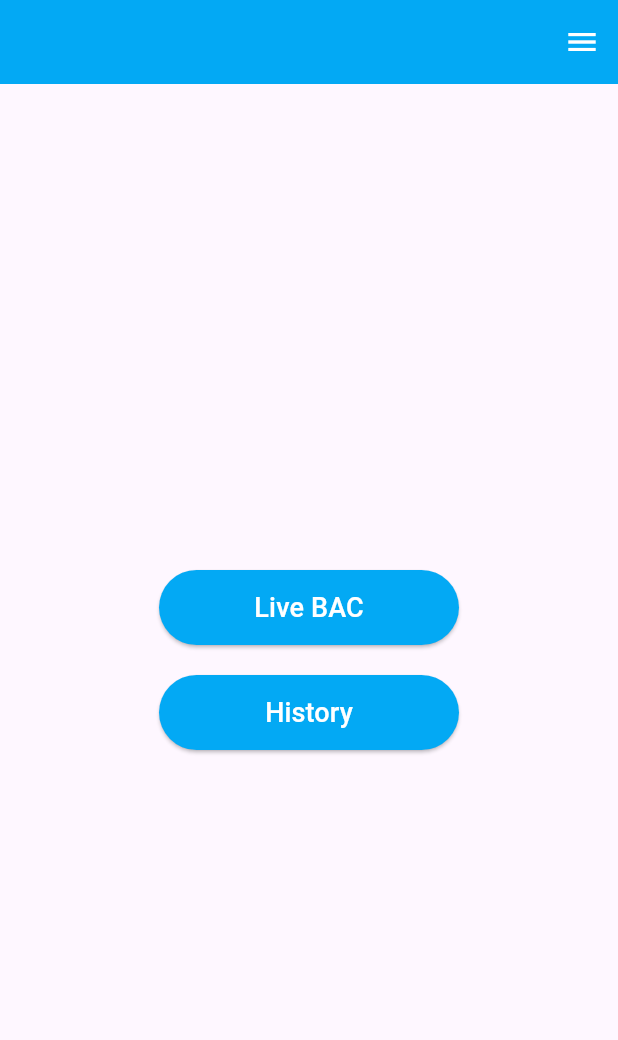
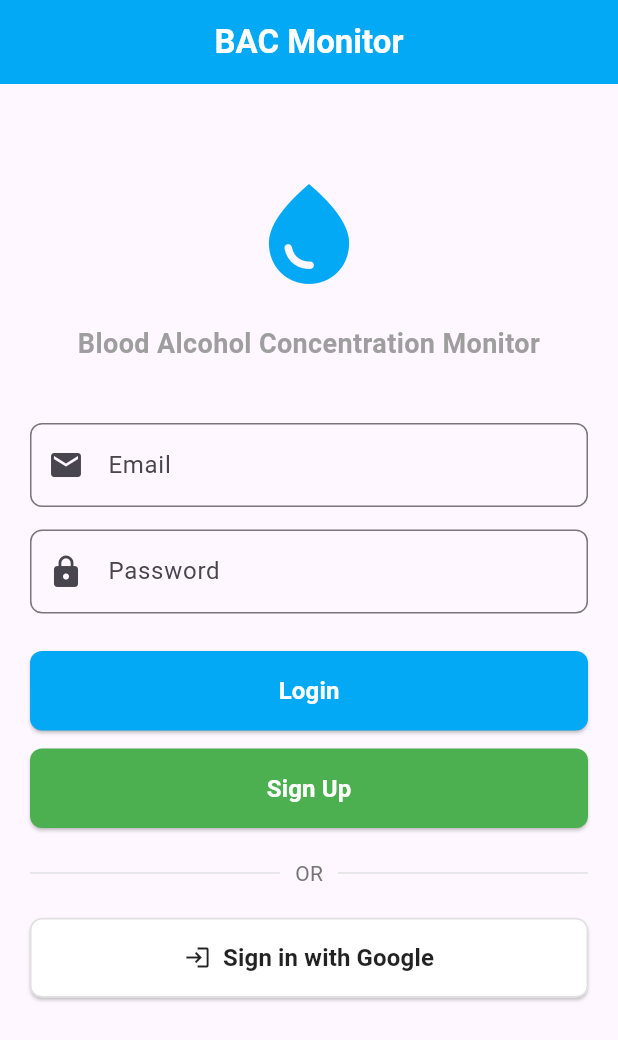
Before and after one commit to UrielAngeles09/BAC-Monitor, a Flutter app: the screen it shows after launch, on a phone screen of 412 x 824 dp. Shown: the top 1040 px of the screen. Run offline on Flutter 3.47's test engine with Material 3 defaults, Android fonts, the light colour scheme and no system bars; our stand-ins replace firebase_auth, firebase_core, flutter_blue_plus, google_sign_in, permission_handler, shared_preferences; accounts and stored records are empty.

Commit message:
Implementetion of the User Authentication

```diff
--- a/bac_monitor/lib/main.dart
+++ b/bac_monitor/lib/main.dart
@@ -1,7 +1,20 @@
 import 'package:flutter/material.dart';
 import 'package:bac_monitor/screens/splash_screen.dart';
+import 'package:firebase_core/firebase_core.dart';
 
-void main() {
+void main() async {
+  WidgetsFlutterBinding.ensureInitialized();
+  await Firebase.initializeApp(
+    options: const FirebaseOptions(
+      apiKey: "AIzaSyCvx_Nq7UBrmhGqSO0a8BwATOqu4URHTnA",
+      authDomain: "bac-monitor-9e9a4.firebaseapp.com",
+      projectId: "bac-monitor-9e9a4",
+      storageBucket: "bac-monitor-9e9a4.firebasestorage.app",
+      messagingSenderId: "361905360400",
+      appId: "1:361905360400:web:44dff46e0f1f52b98dc495",
+      measurementId: "G-NK37TX25GB"
+    ),
+  );
   runApp(const MyApp());
 }
 
--- a/bac_monitor/lib/screens/live_bac_screen.dart
+++ b/bac_monitor/lib/screens/live_bac_screen.dart
@@ -99,6 +99,7 @@ class _LiveBACScreenState extends State<LiveBACScreen> {
         centerTitle: true,
         title: const Text("Live BAC",
             style: TextStyle(color: Colors.white, fontWeight: FontWeight.bold)),
+            iconTheme: const IconThemeData(color: Colors.white),
       ),
       body: Column(
         children: [
--- /dev/null
+++ b/bac_monitor/lib/screens/login_screen.dart
@@ -0,0 +1,341 @@
+import 'package:flutter/material.dart';
+import 'home_screen.dart';
+import 'package:bac_monitor/services/auth_service.dart';
+
+class LoginScreen extends StatefulWidget {
+  const LoginScreen({super.key});
+
+  @override
+  State<LoginScreen> createState() => _LoginScreenState();
+}
+
+class _LoginScreenState extends State<LoginScreen> {
+  final emailController = TextEditingController();
+  final passwordController = TextEditingController();
+  final AuthService auth = AuthService();
+
+  bool isLoading = false;
+  bool isGoogleLoading = false;
+
+  @override
+  void dispose() {
+    emailController.dispose();
+    passwordController.dispose();
+    super.dispose();
+  }
+
+  void _showErrorSnackBar(String message) {
+    ScaffoldMessenger.of(context).showSnackBar(
+      SnackBar(
+        content: Text(message),
+        backgroundColor: Colors.red,
+        duration: const Duration(seconds: 4),
+      ),
+    );
+  }
+
+  void _showSuccessSnackBar(String message) {
+    ScaffoldMessenger.of(context).showSnackBar(
+      SnackBar(
+        content: Text(message),
+        backgroundColor: Colors.green,
+        duration: const Duration(seconds: 2),
+      ),
+    );
+  }
+
+  void login() async {
+    if (emailController.text.trim().isEmpty || passwordController.text.trim().isEmpty) {
+      _showErrorSnackBar("Please enter both email and password");
+      return;
+    }
+
+    setState(() => isLoading = true);
+
+    try {
+      final user = await auth.signIn(
+        emailController.text.trim(),
+        passwordController.text.trim(),
+      );
+
+      if (user != null) {
+        print("LOGIN SUCCESS: ${user.email}");
+        _showSuccessSnackBar("Login successful!");
+
+        Navigator.pushReplacement(
+          context,
+          MaterialPageRoute(builder: (_) => const HomeScreen()),
+        );
+      }
+    } catch (e) {
+      print("LOGIN ERROR: $e");
+      _showErrorSnackBar("Login failed: ${e.toString()}");
+    } finally {
+      setState(() => isLoading = false);
+    }
+  }
+
+  void signUp() async {
+    if (emailController.text.trim().isEmpty || passwordController.text.trim().isEmpty) {
+      _showErrorSnackBar("Please enter both email and password");
+      return;
+    }
+
+    if (passwordController.text.trim().length < 6) {
+      _showErrorSnackBar("Password must be at least 6 characters");
+      return;
+    }
+
+    setState(() => isLoading = true);
+
+    try {
+      final user = await auth.signUp(
+        emailController.text.trim(),
+        passwordController.text.trim(),
+      );
+
+      if (user != null) {
+        print("SIGNUP SUCCESS: ${user.email}");
+        _showSuccessSnackBar("Sign up successful! Welcome!");
+
+        Navigator.pushReplacement(
+          context,
+          MaterialPageRoute(builder: (_) => const HomeScreen()),
+        );
+      }
+    } catch (e) {
+      print("SIGNUP ERROR: $e");
+      _showErrorSnackBar("Sign up failed: ${e.toString()}");
+    } finally {
+      setState(() => isLoading = false);
+    }
+  }
+
+  void loginWithGoogle() async {
+    setState(() => isGoogleLoading = true);
+
+    try {
+      print("Google Sign In button pressed");
+      final user = await auth.signInWithGoogle();
+
+      if (user != null) {
+        print("GOOGLE LOGIN SUCCESS: ${user.email}");
+        _showSuccessSnackBar("Google login successful!");
+
+        Navigator.pushReplacement(
+          context,
+          MaterialPageRoute(builder: (_) => const HomeScreen()),
+        );
+      } else {
+        print("Google sign in was cancelled");
+        _showErrorSnackBar("Google sign in was cancelled");
+      }
+    } catch (e) {
+      print("GOOGLE LOGIN ERROR: $e");
+      _showErrorSnackBar("Google sign in failed: ${e.toString()}");
+    } finally {
+      setState(() => isGoogleLoading = false);
+    }
+  }
+
+  @override
+  Widget build(BuildContext context) {
+    return Scaffold(
+      appBar: AppBar(
+        backgroundColor: Colors.lightBlue,
+        centerTitle: true,
+        title: const Text(
+          "BAC Monitor",
+          style: TextStyle(
+            color: Colors.white,
+            fontWeight: FontWeight.bold,
+          ),
+        ),
+        elevation: 0,
+      ),
+      body: SingleChildScrollView(
+        child: Padding(
+          padding: const EdgeInsets.all(20),
+          child: Column(
+            mainAxisAlignment: MainAxisAlignment.center,
+            crossAxisAlignment: CrossAxisAlignment.stretch,
+            children: [
+              const SizedBox(height: 40),
+
+              // 🔹 APP LOGO
+              Icon(
+                Icons.water_drop,
+                size: 80,
+                color: Colors.lightBlue,
+              ),
+
+              const SizedBox(height: 20),
+
+              // 🔹 TITLE
+              const Text(
+                "Blood Alcohol Concentration Monitor",
+                textAlign: TextAlign.center,
+                style: TextStyle(
+                  fontSize: 18,
+                  fontWeight: FontWeight.bold,
+                  color: Colors.grey,
+                ),
+              ),
+
+              const SizedBox(height: 40),
+
+              // 🔹 EMAIL INPUT
+              TextField(
+                controller: emailController,
+                enabled: !isLoading && !isGoogleLoading,
+                decoration: InputDecoration(
+                  labelText: "Email",
+                  hintText: "Enter your email",
+                  border: OutlineInputBorder(
+                    borderRadius: BorderRadius.circular(8),
+                  ),
+                  prefixIcon: const Icon(Icons.email),
+                ),
+                keyboardType: TextInputType.emailAddress,
+              ),
+
+              const SizedBox(height: 15),
+
+              // 🔹 PASSWORD INPUT
+              TextField(
+                controller: passwordController,
+                enabled: !isLoading && !isGoogleLoading,
+                decoration: InputDecoration(
+                  labelText: "Password",
+                  hintText: "Enter your password",
+                  border: OutlineInputBorder(
+                    borderRadius: BorderRadius.circular(8),
+                  ),
+                  prefixIcon: const Icon(Icons.lock),
+                ),
+                obscureText: true,
+              ),
+
+              const SizedBox(height: 25),
+
+              // 🔐 LOGIN BUTTON
+              ElevatedButton(
+                onPressed: isLoading || isGoogleLoading ? null : login,
+                style: ElevatedButton.styleFrom(
+                  backgroundColor: Colors.lightBlue,
+                  disabledBackgroundColor: Colors.grey,
+                  padding: const EdgeInsets.symmetric(vertical: 15),
+                  shape: RoundedRectangleBorder(
+                    borderRadius: BorderRadius.circular(8),
+                  ),
+                ),
+                child: isLoading
+                    ? const SizedBox(
+                        height: 20,
+                        width: 20,
+                        child: CircularProgressIndicator(
+                          strokeWidth: 2,
+                          valueColor: AlwaysStoppedAnimation<Color>(Colors.white),
+                        ),
+                      )
+                    : const Text(
+                        "Login",
+                        style: TextStyle(
+                          fontSize: 16,
+                          fontWeight: FontWeight.bold,
+                          color: Colors.white,
+                        ),
+                      ),
+              ),
+
+              const SizedBox(height: 12),
+
+              // 🆕 SIGN UP BUTTON
+              ElevatedButton(
+                onPressed: isLoading || isGoogleLoading ? null : signUp,
+                style: ElevatedButton.styleFrom(
+                  backgroundColor: Colors.green,
+                  disabledBackgroundColor: Colors.grey,
+                  padding: const EdgeInsets.symmetric(vertical: 15),
+                  shape: RoundedRectangleBorder(
+                    borderRadius: BorderRadius.circular(8),
+                  ),
+                ),
+                child: isLoading
+                    ? const SizedBox(
+                        height: 20,
+                        width: 20,
+                        child: CircularProgressIndicator(
+                          strokeWidth: 2,
+                          valueColor: AlwaysStoppedAnimation<Color>(Colors.white),
+                        ),
+                      )
+                    : const Text(
+                        "Sign Up",
+                        style: TextStyle(
+                          fontSize: 16,
+                          fontWeight: FontWeight.bold,
+                          color: Colors.white,
+                        ),
+                      ),
+              ),
+
+              const SizedBox(height: 20),
+
+              // 🔹 DIVIDER
+              Row(
+                children: [
+                  Expanded(child: Divider(color: Colors.grey.shade300)),
+                  Padding(
+                    padding: const EdgeInsets.symmetric(horizontal: 10),
+                    child: Text(
+                      "OR",
+                      style: TextStyle(color: Colors.grey.shade600),
+                    ),
+                  ),
+                  Expanded(child: Divider(color: Colors.grey.shade300)),
+                ],
+              ),
+
+              const SizedBox(height: 20),
+
+              // 🔵 GOOGLE LOGIN BUTTON
+              ElevatedButton.icon(
+                onPressed: isLoading || isGoogleLoading ? null : loginWithGoogle,
+                icon: isGoogleLoading
+                    ? const SizedBox(
+                        height: 20,
+                        width: 20,
+                        child: CircularProgressIndicator(
+                          strokeWidth: 2,
+                          valueColor: AlwaysStoppedAnimation<Color>(Colors.white),
+                        ),
+                      )
+                    : const Icon(Icons.login),
+                label: const Text(
+                  "Sign in with Google",
+                  style: TextStyle(
+                    fontSize: 16,
+                    fontWeight: FontWeight.bold,
+                  ),
+                ),
+                style: ElevatedButton.styleFrom(
+                  backgroundColor: Colors.white,
+                  foregroundColor: Colors.black87,
+                  disabledBackgroundColor: Colors.grey.shade300,
+                  padding: const EdgeInsets.symmetric(vertical: 15),
+                  shape: RoundedRectangleBorder(
+                    borderRadius: BorderRadius.circular(8),
+                    side: BorderSide(color: Colors.grey.shade300),
+                  ),
+                ),
+              ),
+
+              const SizedBox(height: 30),
+            ],
+          ),
+        ),
+      ),
+    );
+  }
+}
--- /dev/null
+++ b/bac_monitor/lib/services/auth_service.dart
@@ -0,0 +1,134 @@
+import 'package:firebase_auth/firebase_auth.dart';
+import 'package:google_sign_in/google_sign_in.dart';
+
+class AuthService {
+  final FirebaseAuth _auth = FirebaseAuth.instance;
+  final GoogleSignIn _googleSignIn = GoogleSignIn(
+    scopes: [
+      'email',
+      'profile',
+    ],
+  );
+
+  // EMAIL SIGN UP
+  Future<User?> signUp(String email, String password) async {
+    try {
+      if (email.isEmpty || password.isEmpty) {
+        throw FirebaseAuthException(
+          code: 'invalid-input',
+          message: 'Email and password cannot be empty',
+        );
+      }
+
+      if (password.length < 6) {
+        throw FirebaseAuthException(
+          code: 'weak-password',
+          message: 'Password must be at least 6 characters',
+        );
+      }
+
+      final result = await _auth.createUserWithEmailAndPassword(
+        email: email,
+        password: password,
+      );
+      return result.user;
+    } on FirebaseAuthException catch (e) {
+      print("FirebaseAuthException (Sign Up): ${e.code} - ${e.message}");
+      rethrow;
+    } catch (e) {
+      print("Error during sign up: $e");
+      rethrow;
+    }
+  }
+
+  // EMAIL LOGIN
+  Future<User?> signIn(String email, String password) async {
+    try {
+      if (email.isEmpty || password.isEmpty) {
+        throw FirebaseAuthException(
+          code: 'invalid-input',
+          message: 'Email and password cannot be empty',
+        );
+      }
+
+      final result = await _auth.signInWithEmailAndPassword(
+        email: email,
+        password: password,
+      );
+      return result.user;
+    } on FirebaseAuthException catch (e) {
+      print("FirebaseAuthException (Sign In): ${e.code} - ${e.message}");
+      rethrow;
+    } catch (e) {
+      print("Error during sign in: $e");
+      rethrow;
+    }
+  }
+
+  // GOOGLE SIGN IN
+  Future<User?> signInWithGoogle() async {
+    try {
+      print("Starting Google Sign In...");
+
+      // Sign out first to allow account selection
+      await _googleSignIn.signOut();
+
+      final googleUser = await _googleSignIn.signIn();
+
+      if (googleUser == null) {
+        print("Google sign in cancelled by user");
+        return null;
+      }
+
+      print("Google user signed in: ${googleUser.email}");
+
+      final googleAuth = await googleUser.authentication;
+
+      print("Got Google authentication token");
+
+      final credential = GoogleAuthProvider.credential(
+        accessToken: googleAuth.accessToken,
+        idToken: googleAuth.idToken,
+      );
+
+      final result = await _auth.signInWithCredential(credential);
+
+      print("Firebase sign in successful: ${result.user?.email}");
+
+      return result.user;
+    } on FirebaseAuthException catch (e) {
+      print("FirebaseAuthException (Google Sign In): ${e.code} - ${e.message}");
+      rethrow;
+    } catch (e) {
+      print("Error during Google sign in: $e");
+      rethrow;
+    }
+  }
+
+  // SIGN OUT
+  Future<void> signOut() async {
+    try {
+      await _googleSignIn.signOut();
+      await _auth.signOut();
+      print("Sign out successful");
+    } catch (e) {
+      print("Error during sign out: $e");
+      rethrow;
+    }
+  }
+
+  // CURRENT USER
+  User? getCurrentUser() {
+    return _auth.currentUser;
+  }
+
+  // CHECK IF USER IS LOGGED IN
+  bool isUserLoggedIn() {
+    return _auth.currentUser != null;
+  }
+
+  // GET CURRENT USER EMAIL
+  String? getCurrentUserEmail() {
+    return _auth.currentUser?.email;
+  }
+}
```
Also changed, not shown: bac_monitor/lib/screens/home_screen.dart (+19 -5 lines), bac_monitor/lib/screens/splash_screen.dart (+15 -4 lines), bac_monitor/pubspec.yaml (+7 -0 lines), bac_monitor/pubspec.lock, 3 other files.
